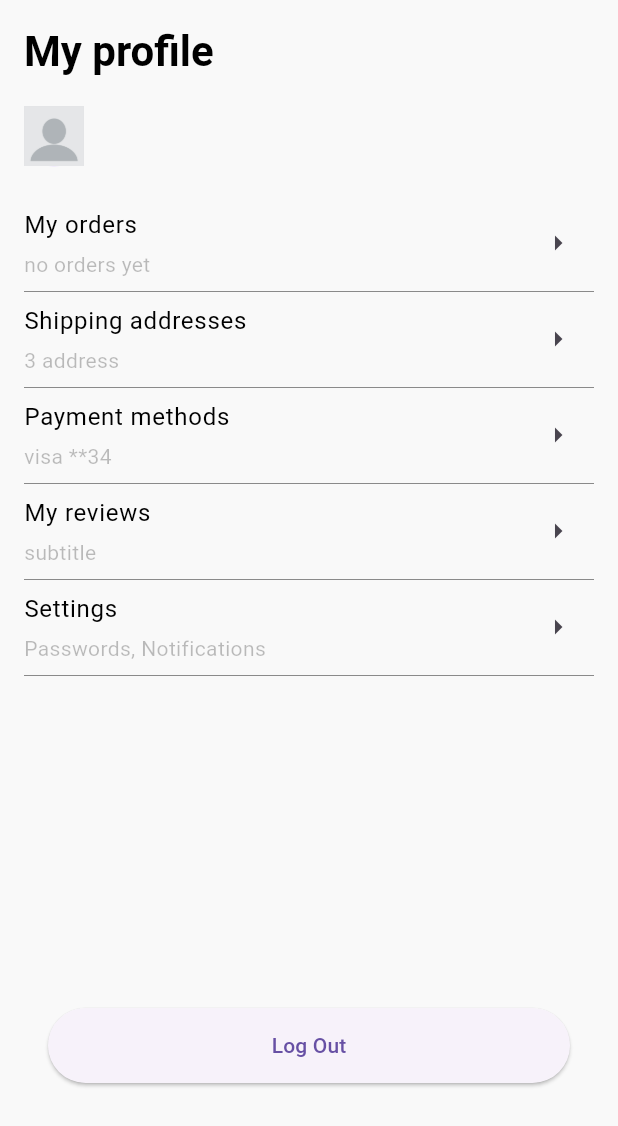
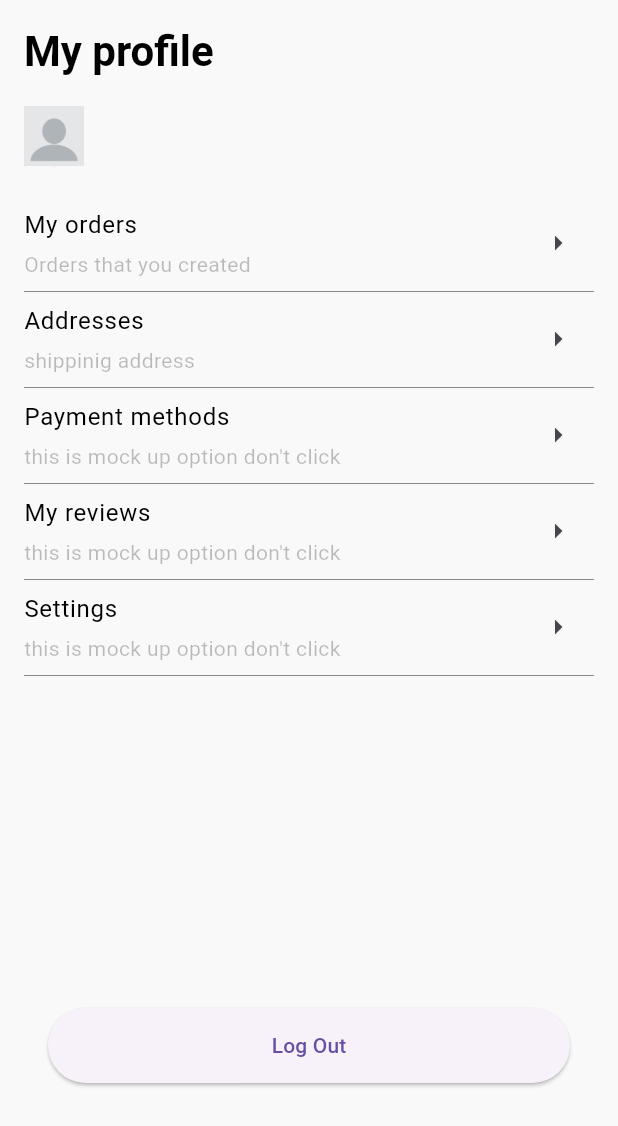
Before and after one commit to AbdullahEmadEldin/E-commerce-app, a Flutter app: the ProfilePage screen opened directly, on a phone screen of 412 x 824 dp. Shown: the top 1126 px of the screen. Run offline on Flutter 3.47's test engine with Material 3 defaults, Android fonts, the phone set to English and light mode, and no system bars; our stand-ins replace bloc, cloud_firestore, dio, firebase_auth, firebase_core, flutter_bloc and 5 more; missing offline and left inert: flutter_facebook_auth, flutter_stripe; accounts and stored records are empty; network calls fail; project files that could hold a hidden picture were left out.

```diff
--- a/lib/view/Pages/auth_page.dart
+++ b/lib/view/Pages/auth_page.dart
@@ -43,6 +43,7 @@ class _AuthPageState extends State<AuthPage> {
           isLoading = false;
           ScaffoldMessenger.of(context).showSnackBar(
             const SnackBar(
+              duration: Duration(microseconds: 10),
               content: Text('Successful authentication'),
             ),
           );
--- a/lib/view/Pages/product_details.dart
+++ b/lib/view/Pages/product_details.dart
@@ -100,6 +100,7 @@ class _ProductDetailsState extends State<ProductDetails> {
                     if (state is SucessAddToCart) {
                       ScaffoldMessenger.of(context).showSnackBar(
                         const SnackBar(
+                          duration: Duration(microseconds: 10),
                           content: Text(
                             'Product addedd successfully',
                           ),
--- a/lib/view/Pages/profile_page.dart
+++ b/lib/view/Pages/profile_page.dart
@@ -37,25 +37,25 @@ class _ProfilePageState extends State<ProfilePage> {
               SizedBox(height: size.height * 0.03),
               _optionTile(context,
                   title: 'My orders',
-                  subtitle: 'no orders yet',
+                  subtitle: 'Orders that you created',
                   routeName: AppRoutes.ordersPage),
               _optionTile(
                 context,
-                title: 'Shipping addresses',
-                subtitle: '3 address',
+                title: 'Addresses',
+                subtitle: 'shippinig address',
                 routeName: AppRoutes.viewAddressesPage,
               ),
               _optionTile(context,
                   title: 'Payment methods',
-                  subtitle: 'visa **34',
+                  subtitle: 'this is mock up option don\'t click',
                   routeName: 'routeName'),
               _optionTile(context,
                   title: 'My reviews',
-                  subtitle: 'subtitle',
+                  subtitle: 'this is mock up option don\'t click',
                   routeName: 'routeName'),
               _optionTile(context,
                   title: 'Settings',
-                  subtitle: 'Passwords, Notifications',
+                  subtitle: 'this is mock up option don\'t click',
                   routeName: AppRoutes.settingsPage),
               SizedBox(height: size.height * 0.24),
               BlocListener<AuthCubit, AuthState>(
```
Also changed, not shown: pubspec.lock, 3 other files.
